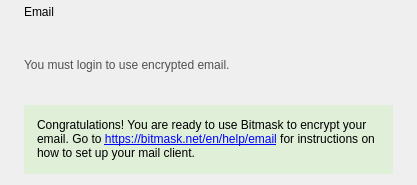
Old version of the form src/leap/bitmask/gui/ui/mail_status.ui in the repository leapcode/bitmask_client.
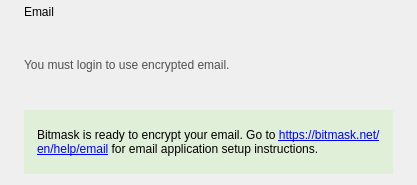
New version of the form. Icons and pictures are not drawn.

Commit message:
[feat] improve msg and add margin above box
- Related: #7552

```diff
--- a/src/leap/bitmask/gui/ui/mail_status.ui
+++ b/src/leap/bitmask/gui/ui/mail_status.ui
@@ -77,7 +77,8 @@
        </property>
        <property name="styleSheet">
         <string notr="true">background-color: #e0efd8;
-padding: 10px;</string>
+padding: 10px;
+margin-top:5px;</string>
        </property>
        <property name="frameShape">
         <enum>QFrame::NoFrame</enum>
@@ -89,7 +90,7 @@
         <number>0</number>
        </property>
        <property name="text">
-        <string>Congratulations! You are ready to use Bitmask to encrypt your email. Go to &lt;a href=&quot;https://bitmask.net/en/help/email&quot;&gt;https://bitmask.net/en/help/email&lt;/a&gt; for instructions on how to set up your mail client.</string>
+        <string>Bitmask is ready to encrypt your email. Go to &lt;a href=&quot;https://bitmask.net/en/help/email&quot;&gt;https://bitmask.net/en/help/email&lt;/a&gt; for email application setup instructions.</string>
        </property>
        <property name="textFormat">
         <enum>Qt::AutoText</enum>
```
The commit also changes 1 other file.
